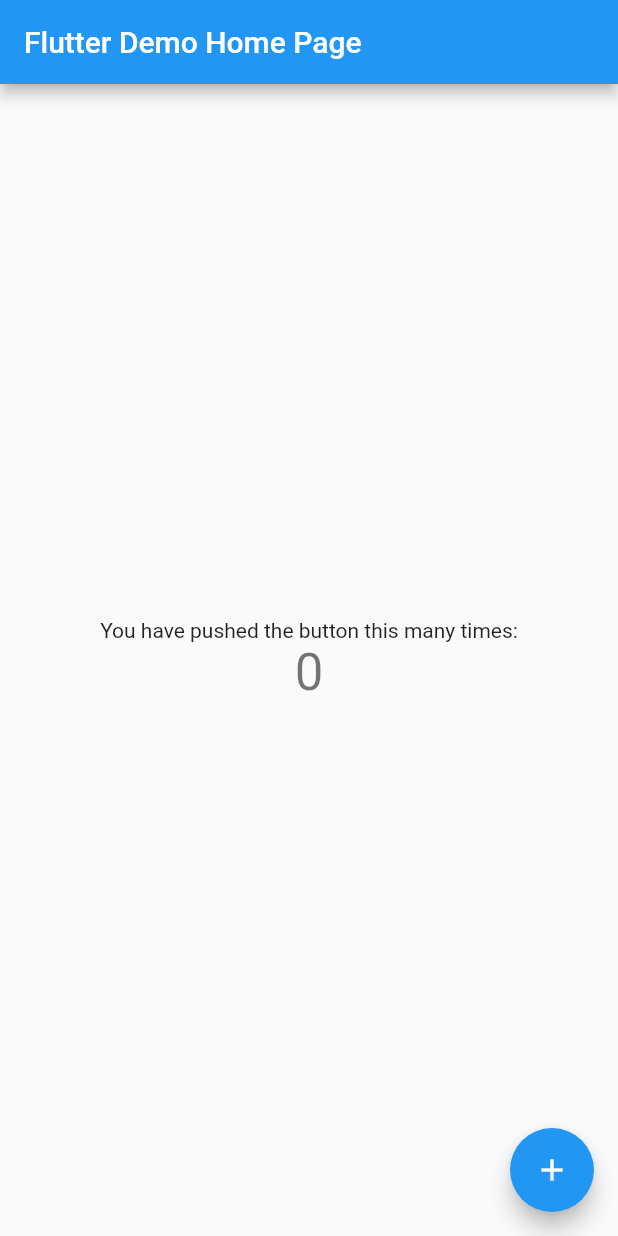
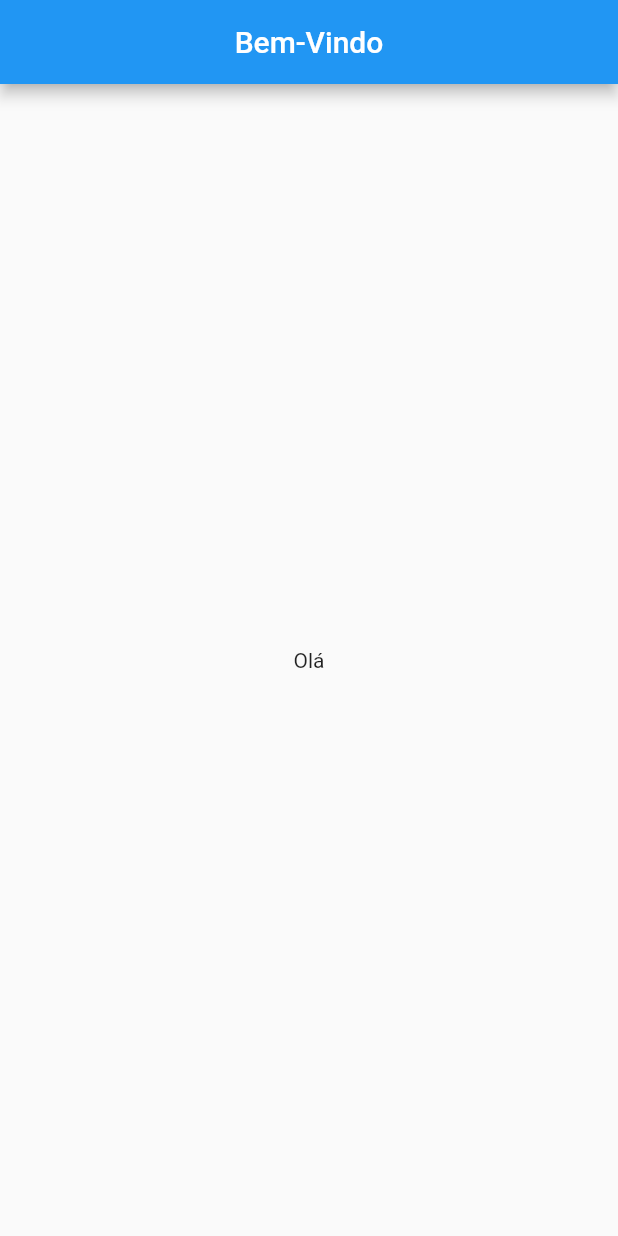
Before and after one commit to PPedrosouza/FlutterProjects, a Flutter app: the screen it shows after launch, on a phone screen of 412 x 824 dp. Run offline on Flutter 3.47's test engine with Material 2 defaults, Android fonts, the phone set to English and light mode, and no system bars.

Commit message:
update project

```diff
--- a/app/lib/main.dart
+++ b/app/lib/main.dart
@@ -7,101 +7,34 @@ void main() {
 class MyApp extends StatelessWidget {
   const MyApp({Key? key}) : super(key: key);
 
-  // This widget is the root of your application.
   @override
   Widget build(BuildContext context) {
+    return newMethod();
+  }
+
+  MaterialApp newMethod() {
     return MaterialApp(
-      debugShowCheckedModeBanner: false,
       title: 'Flutter Demo',
       theme: ThemeData(
         primarySwatch: Colors.blue,
       ),
-      home: const MyHomePage(title: 'Flutter Demo Home Page'),
+      home: HomePage() ,
     );
   }
 }
 
-class MyHomePage extends StatefulWidget {
-  const MyHomePage({Key? key, required this.title}) : super(key: key);
-
-  // This widget is the home page of your application. It is stateful, meaning
-  // that it has a State object (defined below) that contains fields that affect
-  // how it looks.
-
-  // This class is the configuration for the state. It holds the values (in this
-  // case the title) provided by the parent (in this case the App widget) and
-  // used by the build method of the State. Fields in a Widget subclass are
-  // always marked "final".
-
-  final String title;
-
-  @override
-  State<MyHomePage> createState() => _MyHomePageState();
-}
-
-class _MyHomePageState extends State<MyHomePage> {
-  int _counter = 0;
-
-  void _incrementCounter() {
-    setState(() {
-      // This call to setState tells the Flutter framework that something has
-      // changed in this State, which causes it to rerun the build method below
-      // so that the display can reflect the updated values. If we changed
-      // _counter without calling setState(), then the build method would not be
-      // called again, and so nothing would appear to happen.
-      _counter++;
-    });
-  }
+class HomePage extends StatelessWidget {
+  const HomePage({Key? key}) : super(key: key);
 
   @override
   Widget build(BuildContext context) {
-    // This method is rerun every time setState is called, for instance as done
-    // by the _incrementCounter method above.
-    //
-    // The Flutter framework has been optimized to make rerunning build methods
-    // fast, so that you can just rebuild anything that needs updating rather
-    // than having to individually change instances of widgets.
     return Scaffold(
-      appBar: AppBar(
-        // Here we take the value from the MyHomePage object that was created by
-        // the App.build method, and use it to set our appbar title.
-        title: Text(widget.title),
-      ),
-      body: Center(
-        // Center is a layout widget. It takes a single child and positions it
-        // in the middle of the parent.
-        child: Column(
-          // Column is also a layout widget. It takes a list of children and
-          // arranges them vertically. By default, it sizes itself to fit its
-          // children horizontally, and tries to be as tall as its parent.
-          //
-          // Invoke "debug painting" (press "p" in the console, choose the
-          // "Toggle Debug Paint" action from the Flutter Inspector in Android
-          // Studio, or the "Toggle Debug Paint" command in Visual Studio Code)
-          // to see the wireframe for each widget.
-          //
-          // Column has various properties to control how it sizes itself and
-          // how it positions its children. Here we use mainAxisAlignment to
-          // center the children vertically; the main axis here is the vertical
-          // axis because Columns are vertical (the cross axis would be
-          // horizontal).
-          mainAxisAlignment: MainAxisAlignment.center,
-          children: <Widget>[
-            const Text(
-              'You have pushed the button this many times:',
-            ),
-            Text(
-              '$_counter',
-              style: Theme.of(context).textTheme.headline4,
-            ),
-          ],
+        appBar: AppBar(
+          title: Center(
+            child: const Text("Bem-Vindo")),
         ),
-      ),
-      floatingActionButton: FloatingActionButton(
-        onPressed: _incrementCounter,
-        tooltip: 'Increment',
-        child: const Icon(Icons.add),
-      ), // This trailing comma makes auto-formatting nicer for build methods.
-    );
+        body: Center(
+          child: Text("Olá")),
+      );
   }
 }
```
